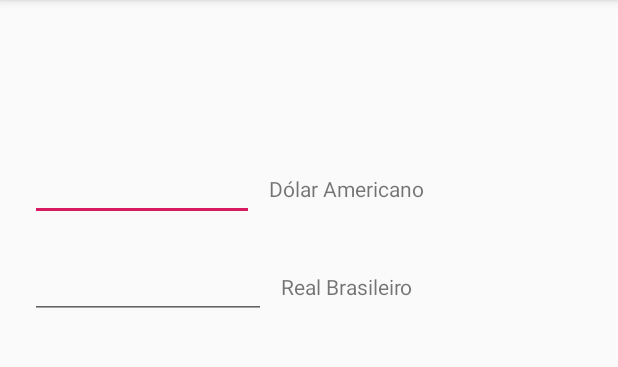
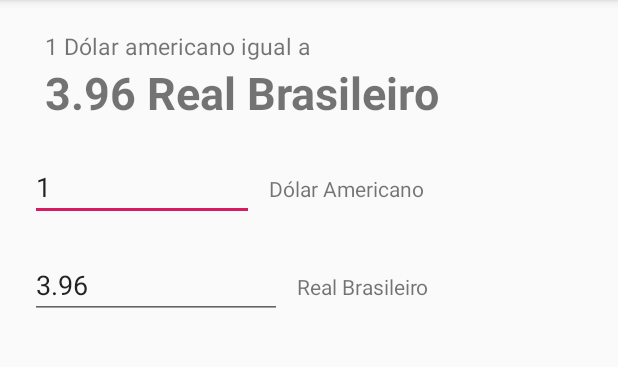
Before and after one commit to MarceloRezin/utilitarios, an Android app: the ConversaoActivity screen opened directly, with no data from a screen before it, on a phone screen of 412 x 824 dp, the part 84-451 px from its top. Run offline under Robolectric (Android 15) with nearby library versions, the phone set to English and light mode, and no system bars.

Commit message:
Inicia a activity com os dados preenchidos e formata os itens para 2 casas decimais

```diff
--- a/app/src/main/java/com/util/utilitarios/ConversaoActivity.java
+++ b/app/src/main/java/com/util/utilitarios/ConversaoActivity.java
@@ -30,10 +30,15 @@ public class ConversaoActivity extends AppCompatActivity {
         setContentView(R.layout.activity_conversao);
 
         textViewDescDolar = findViewById(R.id.text_desc_dolar);
+        textViewDescDolar.setText("1" + DESC_DOLAR);
+
         textViewResultReal = findViewById(R.id.text_result_real);
+        textViewResultReal.setText("3.96" + DESC_REAL);
 
         editTextDolar = findViewById(R.id.edit_dolar);
+        editTextDolar.setText("1");
         editTextReal = findViewById(R.id.edit_real);
+        editTextReal.setText("3.96");
 
         editTextDolar.addTextChangedListener(new TextWatcher() {
             @Override
@@ -50,7 +55,7 @@ public class ConversaoActivity extends AppCompatActivity {
                     if(txtReal.length() > 0){
                         BigDecimal real = new BigDecimal(txtReal);
 
-                        textViewResultReal.setText(real.multiply(dolar).toString() + DESC_REAL);
+                        textViewResultReal.setText(real.multiply(dolar).setScale(2, RoundingMode.HALF_DOWN).toString() + DESC_REAL);
                     }
                 }
             }
@@ -71,7 +76,7 @@ public class ConversaoActivity extends AppCompatActivity {
                     if(txtDolar.length() > 0){
                         BigDecimal dolar = new BigDecimal(txtDolar);
                         BigDecimal real = new BigDecimal(charSequence.toString());
-                        textViewResultReal.setText(real.multiply(dolar).toString() + DESC_REAL);
+                        textViewResultReal.setText(real.multiply(dolar).setScale(2, RoundingMode.HALF_DOWN).toString() + DESC_REAL);
                     }
                 }
             }
```
